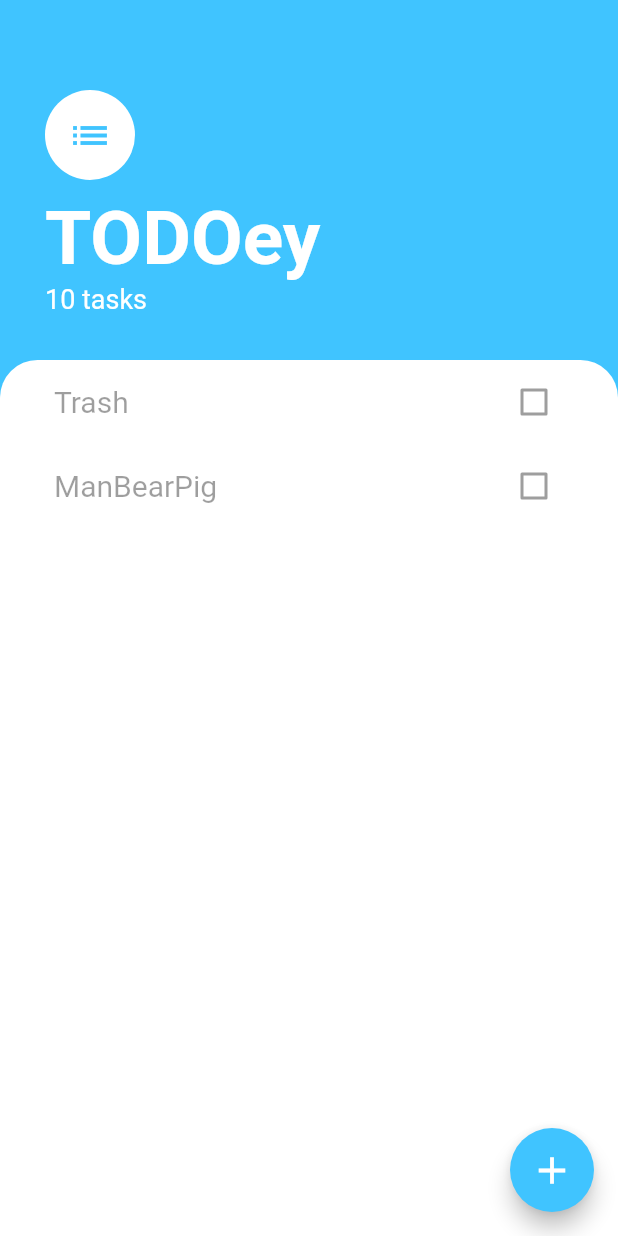
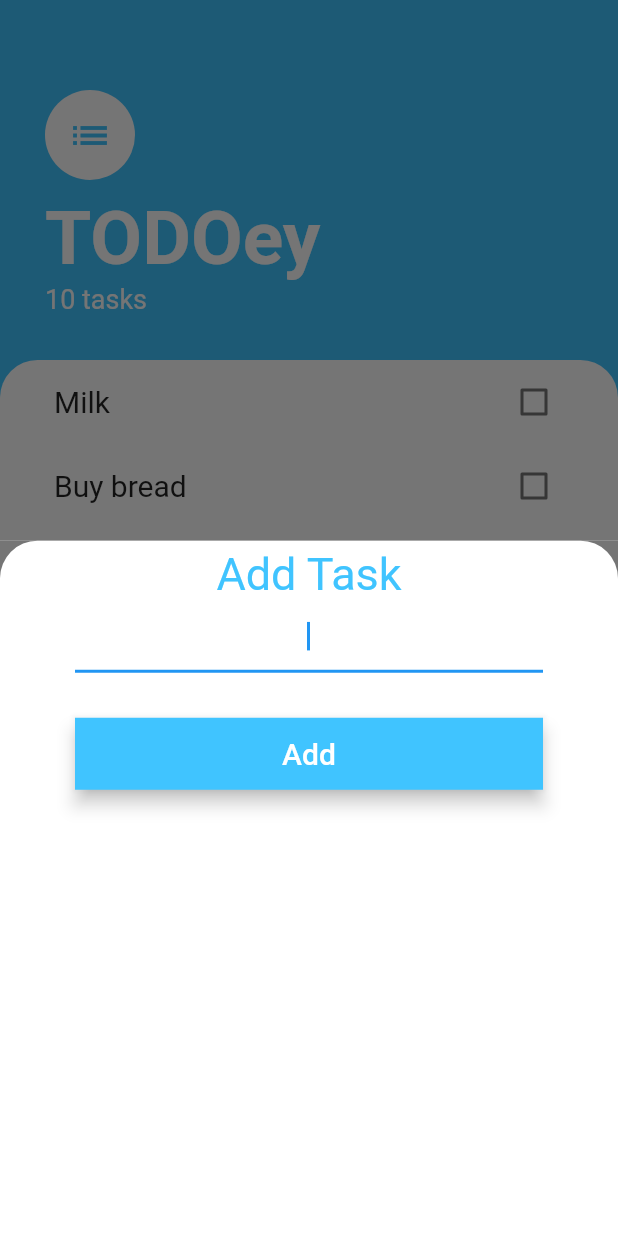
Before and after one commit to bullshitman/todo_flutter, a Flutter app: the screen it shows after launch, after a tap on the "add" icon, on a phone screen of 412 x 824 dp. Run offline on Flutter 3.47's test engine with Material 2 defaults, Android fonts, the phone set to English and light mode, and no system bars.

```diff
--- a/lib/model/task.dart
+++ b/lib/model/task.dart
@@ -1,5 +1,9 @@
 class Task {
-  String text;
+  String title;
   bool isChecked;
-  Task({this.text, this.isChecked});
+  Task({this.title, this.isChecked = false});
+
+  void toggleDone() {
+    isChecked = !isChecked;
+  }
 }
--- /dev/null
+++ b/lib/screens/add_task_screen.dart
@@ -0,0 +1,56 @@
+import 'package:flutter/material.dart';
+
+class AddTaskScreen extends StatelessWidget {
+  @override
+  Widget build(BuildContext context) {
+    return Container(
+      // padding:
+      //     EdgeInsets.only(bottom: MediaQuery.of(context).viewInsets.bottom),
+      color: Color(0xff757575),
+      child: Container(
+        padding: EdgeInsets.symmetric(horizontal: 50.0, vertical: 5.0),
+        decoration: BoxDecoration(
+          color: Colors.white,
+          borderRadius: BorderRadius.only(
+            topLeft: Radius.circular(25.0),
+            topRight: Radius.circular(25.0),
+          ),
+        ),
+        child: Column(
+          crossAxisAlignment: CrossAxisAlignment.stretch,
+          children: [
+            Text(
+              'Add Task',
+              textAlign: TextAlign.center,
+              style: TextStyle(
+                color: Colors.lightBlueAccent,
+                fontSize: 30.0,
+              ),
+            ),
+            TextField(
+              autofocus: true,
+              textAlign: TextAlign.center,
+            ),
+            SizedBox(
+              height: 30.0,
+            ),
+            Material(
+              elevation: 5.0,
+              color: Colors.lightBlueAccent,
+              child: MaterialButton(
+                child: Text(
+                  'Add',
+                  style: TextStyle(
+                    color: Colors.white,
+                    fontSize: 20.0,
+                  ),
+                ),
+                onPressed: () {},
+              ),
+            ),
+          ],
+        ),
+      ),
+    );
+  }
+}
--- a/lib/screens/tasks_screen.dart
+++ b/lib/screens/tasks_screen.dart
@@ -1,5 +1,6 @@
 import 'package:flutter/material.dart';
 import 'package:todo_flutter/widgets/tasks_list_view.dart';
+import 'package:todo_flutter/screens/add_task_screen.dart';
 
 class TasksScreen extends StatelessWidget {
   @override
@@ -67,7 +68,11 @@ class TasksScreen extends StatelessWidget {
           size: 30.0,
         ),
         onPressed: () {
-          null;
+          showModalBottomSheet(
+            context: context,
+            // isScrollControlled: true,
+            builder: (context) => AddTaskScreen(),
+          );
         },
       ),
     );
--- a/lib/widgets/task_checkbox_tile.dart
+++ b/lib/widgets/task_checkbox_tile.dart
@@ -1,19 +1,24 @@
 import 'package:flutter/material.dart';
 
 class TaskCheckBoxTile extends StatelessWidget {
+  final bool isChecked;
   final String title;
-  final bool isChecked;
-  TaskCheckBoxTile({this.title, this.isChecked});
+  final Function checkBoxCallback;
+  TaskCheckBoxTile({this.title, this.isChecked, this.checkBoxCallback});
 
   @override
   Widget build(BuildContext context) {
     return CheckboxListTile(
+      activeColor: Colors.lightBlueAccent,
       title: Text(
         title,
-        style: TextStyle(fontSize: 20.0),
+        style: TextStyle(
+          fontSize: 20.0,
+          decoration: isChecked ? TextDecoration.lineThrough : null,
+        ),
       ),
       value: isChecked,
-      onChanged: null,
+      onChanged: checkBoxCallback,
     );
   }
 }
--- a/lib/widgets/tasks_list_view.dart
+++ b/lib/widgets/tasks_list_view.dart
@@ -1,4 +1,5 @@
 import 'package:flutter/material.dart';
+import 'package:todo_flutter/model/task.dart';
 import 'package:todo_flutter/widgets/task_checkbox_tile.dart';
 
 class TaskList extends StatefulWidget {
@@ -7,19 +8,26 @@ class TaskList extends StatefulWidget {
 }
 
 class _TaskListState extends State<TaskList> {
+  List<Task> tasks = [
+    Task(title: 'Milk'),
+    Task(title: 'Buy bread'),
+    Task(title: 'MeanBearPig'),
+  ];
+
   @override
   Widget build(BuildContext context) {
-    return ListView(
-      children: [
-        TaskCheckBoxTile(
-          title: 'Trash',
-          isChecked: false,
-        ),
-        TaskCheckBoxTile(
-          title: 'ManBearPig',
-          isChecked: false,
-        ),
-      ],
+    return ListView.builder(
+      itemBuilder: (context, index) {
+        return TaskCheckBoxTile(
+            title: tasks[index].title,
+            isChecked: tasks[index].isChecked,
+            checkBoxCallback: (checkBoxState) {
+              setState(() {
+                tasks[index].toggleDone();
+              });
+            });
+      },
+      itemCount: tasks.length,
     );
   }
 }
```
